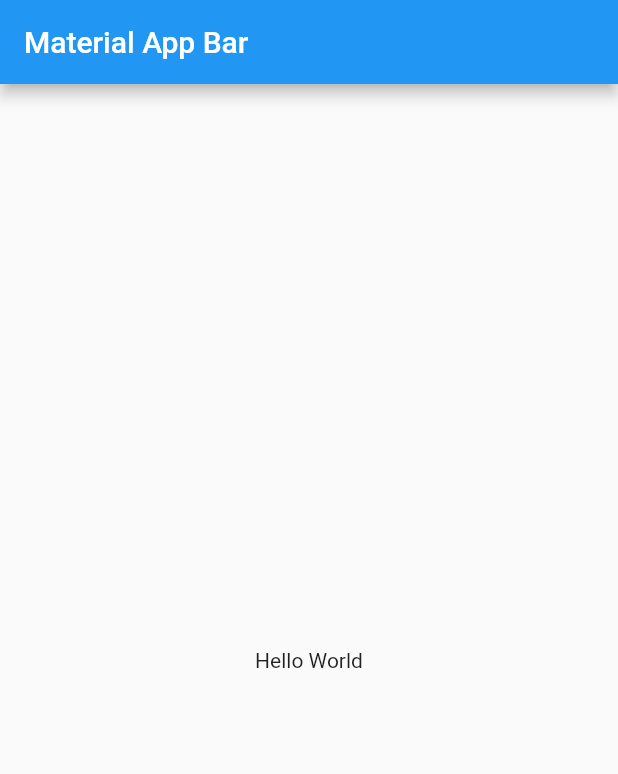
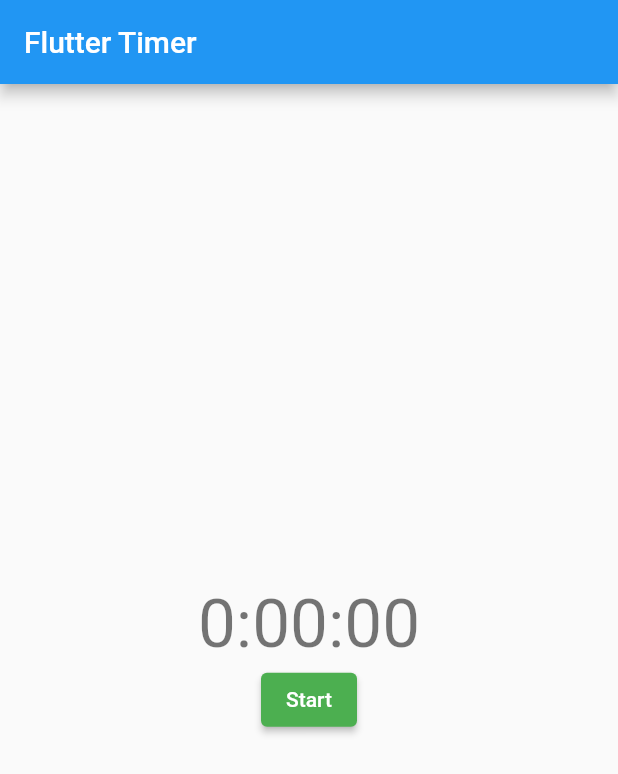
Before and after one commit to anoop-tm/flutter_bloc_timer, a Flutter app: the screen it shows after launch, on a phone screen of 412 x 824 dp. Shown: the top 774 px of the screen. Run offline on Flutter 3.47's test engine with Material 2 defaults, Android fonts, the phone set to English and light mode, and no system bars; our stand-ins replace bloc, equatable, flutter_bloc.

Commit message:
Add timer start

```diff
--- /dev/null
+++ b/lib/data/services/ticker.dart
@@ -0,0 +1,5 @@
+class Ticker {
+  Stream<int> tick() {
+    return Stream.periodic(const Duration(seconds: 1), (x) => x + 1);
+  }
+}
--- a/lib/main.dart
+++ b/lib/main.dart
@@ -1,22 +1,37 @@
+import 'package:bloc/bloc.dart';
 import 'package:flutter/material.dart';
+import 'package:flutter_bloc_timer/modules/timer/views/timer_page.dart';
 
-void main() => runApp(const MyApp());
+void main() {
+  BlocOverrides.runZoned(
+    () => runApp(const MyApp()),
+    blocObserver: TimerBlocObserver(),
+  );
+}
 
 class MyApp extends StatelessWidget {
   const MyApp({Key? key}) : super(key: key);
 
   @override
   Widget build(BuildContext context) {
-    return MaterialApp(
+    return const MaterialApp(
       title: 'Material App',
-      home: Scaffold(
-        appBar: AppBar(
-          title: const Text('Material App Bar'),
-        ),
-        body: const Center(
-          child: Text('Hello World'),
-        ),
-      ),
+      home: TimerPage(),
     );
   }
 }
+
+class TimerBlocObserver extends BlocObserver {
+  @override
+  // ignore: avoid_renaming_method_parameters
+  void onError(BlocBase bloc, Object error, StackTrace stacktrace) {
+    super.onError(bloc, error, stacktrace);
+    debugPrint('${bloc.runtimeType}: Error , $error');
+  }
+
+  @override
+  void onChange(BlocBase bloc, Change change) {
+    super.onChange(bloc, change);
+    debugPrint('${bloc.runtimeType} , $change');
+  }
+}
--- /dev/null
+++ b/lib/modules/timer/bloc/timer_bloc.dart
@@ -0,0 +1,27 @@
+import 'dart:async';
+
+import 'package:bloc/bloc.dart';
+import 'package:equatable/equatable.dart';
+import 'package:flutter_bloc_timer/data/services/ticker.dart';
+
+part 'timer_event.dart';
+part 'timer_state.dart';
+
+class TimerBloc extends Bloc<TimerEvent, TimerState> {
+  StreamSubscription<int>? _subscription;
+  final _ticker = Ticker();
+
+  TimerBloc() : super(const TimerInitial(Duration())) {
+    on<TimerStarted>((event, emit) {
+      emit(const TimerRunning(Duration(seconds: 0)));
+      _subscription?.cancel();
+      _subscription = _ticker.tick().listen((elapsedSeconds) {
+        add(TimerTicked(Duration(seconds: elapsedSeconds)));
+      });
+    });
+
+    on<TimerTicked>((event, emit) {
+      emit(TimerRunning(event.duration));
+    });
+  }
+}
--- /dev/null
+++ b/lib/modules/timer/bloc/timer_event.dart
@@ -0,0 +1,20 @@
+part of 'timer_bloc.dart';
+
+abstract class TimerEvent extends Equatable {
+  const TimerEvent();
+
+  @override
+  List<Object> get props => [];
+}
+
+class TimerStarted extends TimerEvent {
+  const TimerStarted();
+}
+
+class TimerTicked extends TimerEvent {
+  const TimerTicked(this.duration);
+  final Duration duration;
+
+  @override
+  List<Object> get props => [duration];
+}
--- /dev/null
+++ b/lib/modules/timer/bloc/timer_state.dart
@@ -0,0 +1,18 @@
+part of 'timer_bloc.dart';
+
+abstract class TimerState extends Equatable {
+  const TimerState(this.duration);
+
+  final Duration duration;
+
+  @override
+  List<Object> get props => [duration];
+}
+
+class TimerInitial extends TimerState {
+  const TimerInitial(Duration duration) : super(duration);
+}
+
+class TimerRunning extends TimerState {
+  const TimerRunning(Duration duration) : super(duration);
+}
--- /dev/null
+++ b/lib/modules/timer/views/timer_page.dart
@@ -0,0 +1,16 @@
+import 'package:flutter/material.dart';
+import 'package:flutter_bloc/flutter_bloc.dart';
+import 'package:flutter_bloc_timer/modules/timer/bloc/timer_bloc.dart';
+import 'package:flutter_bloc_timer/modules/timer/views/timer_view.dart';
+
+class TimerPage extends StatelessWidget {
+  const TimerPage({Key? key}) : super(key: key);
+
+  @override
+  Widget build(BuildContext context) {
+    return BlocProvider(
+      create: (context) => TimerBloc(),
+      child: const TimerView(),
+    );
+  }
+}
--- /dev/null
+++ b/lib/modules/timer/views/timer_view.dart
@@ -0,0 +1,46 @@
+// ignore_for_file: prefer_const_constructors, unused_import
+
+import 'package:flutter/material.dart';
+import 'package:flutter_bloc/flutter_bloc.dart';
+import 'package:flutter_bloc_timer/modules/timer/bloc/timer_bloc.dart';
+
+class TimerView extends StatelessWidget {
+  const TimerView({Key? key}) : super(key: key);
+  @override
+  Widget build(BuildContext context) {
+    return Scaffold(
+      appBar: AppBar(title: const Text('Flutter Timer')),
+      body: Center(
+        child: Column(
+          mainAxisAlignment: MainAxisAlignment.center,
+          crossAxisAlignment: CrossAxisAlignment.center,
+          children: <Widget>[
+            _TimerText(),
+            ElevatedButton(
+              onPressed: () {
+                context.read<TimerBloc>().add(TimerStarted());
+              },
+              style: ElevatedButton.styleFrom(primary: Colors.green),
+              child: Text('Start'),
+            ),
+          ],
+        ),
+      ),
+    );
+  }
+}
+
+class _TimerText extends StatelessWidget {
+  const _TimerText({Key? key}) : super(key: key);
+
+  @override
+  Widget build(BuildContext context) {
+    final duration = context.select((TimerBloc bloc) => bloc.state.duration);
+    final durationText =
+        duration.toString().substring(0, duration.toString().indexOf('.'));
+    return Text(
+      durationText,
+      style: Theme.of(context).textTheme.headline3,
+    );
+  }
+}
```
Also changed, not shown: 1 other file.
